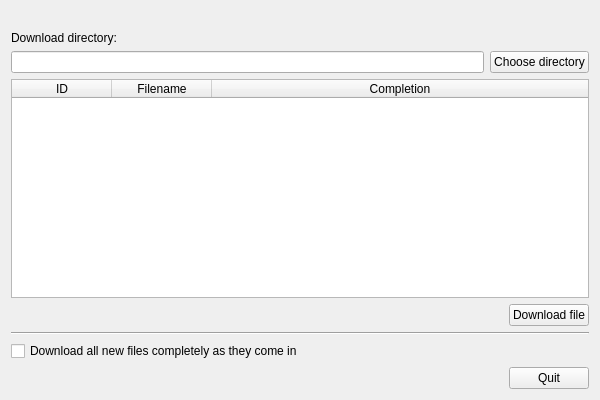
Old version of the form fbpclient/mainwindow.ui in the repository Jille/FBP.
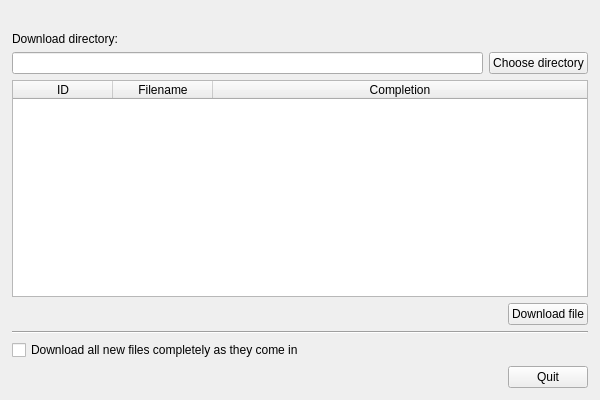
New version of the form.

Commit message: Improve branding: can now set your own window title, image is displayed without margins at the side

Patch:
```diff
--- a/fbpclient/mainwindow.ui
+++ b/fbpclient/mainwindow.ui
@@ -15,6 +15,9 @@
   </property>
   <widget class="QWidget" name="centralWidget">
    <layout class="QVBoxLayout" name="verticalLayout">
+    <property name="margin">
+     <number>0</number>
+    </property>
     <item>
      <widget class="QLabel" name="branding">
       <property name="text">
@@ -22,6 +25,11 @@
       </property>
      </widget>
     </item>
+    <item>
+     <layout class="QVBoxLayout" name="verticalLayout_3">
+      <property name="margin">
+       <number>12</number>
+      </property>
     <item>
      <layout class="QVBoxLayout" name="verticalLayout_2">
       <item>
@@ -173,6 +181,8 @@
          <string>Quit</string>
         </property>
        </widget>
+        </item>
+       </layout>
       </item>
      </layout>
     </item>
```
Left out of the diff: 12 changed lines with no effect on the pictures. Lines whose indentation alone changed are shown as unchanged. The commit also changes 2 other files.
